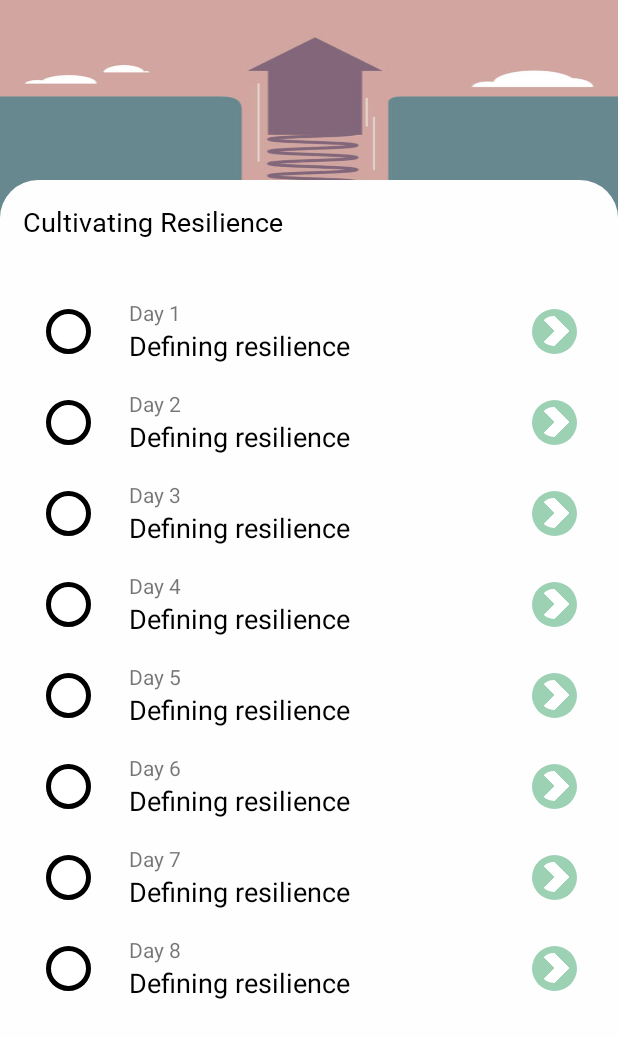
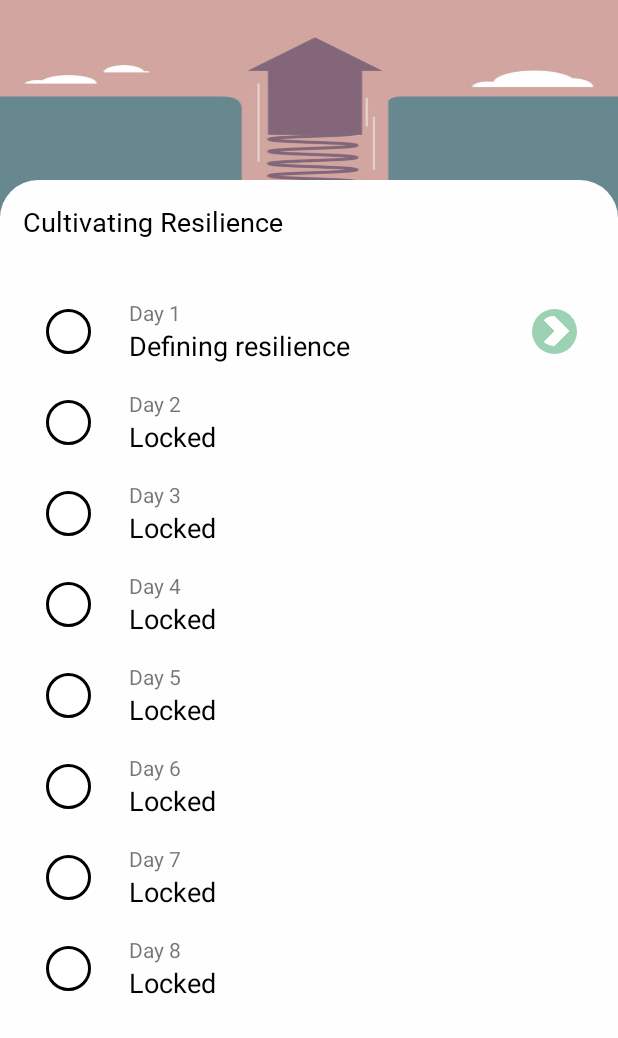
Before and after one commit to SyedAtifAli/MentalHealth, an Android app: the RES_START screen opened directly, with no data from a screen before it, after a tap on an icon or button, on a phone screen of 412 x 824 dp. Shown: the top 1038 px of the screen. Run offline under Robolectric (Android 15) with nearby library versions, the phone set to English and light mode, and no system bars; our stand-ins replace CircleImageView; Roboto replaces fonts that are not available here.

Commit message:
added resiienece day stuff

```diff
--- a/app/src/main/java/com/example/mentalhealth/well_bieng_guide/Resilience/Adapter/RES_daysAdapter.java
+++ b/app/src/main/java/com/example/mentalhealth/well_bieng_guide/Resilience/Adapter/RES_daysAdapter.java
@@ -44,17 +44,33 @@ public class RES_daysAdapter extends RecyclerView.Adapter<RES_daysAdapter.myView
         Resilience_DBHelper helper = new Resilience_DBHelper(context);
         int day = helper.getDay();
 
+
+        if(position < day){
+            holder.check2.setVisibility(View.VISIBLE);
+            holder.dayCount.setText(list.get(position).getDay());
+            holder.dayTitle.setText(list.get(position).getTitle());
+            holder.startDay.setVisibility(View.VISIBLE);
+
+        }
+
+        else if(position == day) {
             holder.dayCount.setText(list.get(position).getDay());
             holder.dayTitle.setText(list.get(position).getTitle());
             holder.startDay.setVisibility(View.VISIBLE);
             holder.startDay.setOnClickListener(new View.OnClickListener() {
                 @Override
                 public void onClick(View v) {
-                    helper.saveDay(1);
+                    helper.saveDay(position+1);
 
                 }
             });
-
+        }
+        else
+        {
+            holder.dayCount.setText(list.get(position).getDay());
+            holder.dayTitle.setText("Locked");
+            holder.startDay.setVisibility(View.GONE);
+        }
 
         helper.close();
     }
@@ -67,7 +83,7 @@ public class RES_daysAdapter extends RecyclerView.Adapter<RES_daysAdapter.myView
 
     class myViewHolder extends RecyclerView.ViewHolder {
 
-        ImageView check;
+        ImageView check , check2;  //check2 is "#9cd1b3" this color bg , setting its visibility as visible will show the tick mark
         TextView dayCount, dayTitle;
         RelativeLayout startDay;
 
@@ -75,6 +91,7 @@ public class RES_daysAdapter extends RecyclerView.Adapter<RES_daysAdapter.myView
             super(itemView);
 
             check = itemView.findViewById(R.id.res_LI_check);
+            check2 = itemView.findViewById(R.id.res_LI_check2);
             dayCount = itemView.findViewById(R.id.days_LI_daysNum);
             dayTitle = itemView.findViewById(R.id.days_LI_title);
             startDay = itemView.findViewById(R.id.res_LI_startDay);
--- /dev/null
+++ b/app/src/main/res/color/green_light.xml
@@ -0,0 +1,4 @@
+<?xml version="1.0" encoding="utf-8"?>
+<selector xmlns:android="http://schemas.android.com/apk/res/android">
+<item android:color="#9cd1b3"/>
+</selector>
--- a/app/src/main/res/layout/res_days_listitem.xml
+++ b/app/src/main/res/layout/res_days_listitem.xml
@@ -2,12 +2,18 @@
 <RelativeLayout xmlns:android="http://schemas.android.com/apk/res/android"
     xmlns:app="http://schemas.android.com/apk/res-auto"
     android:layout_width="match_parent"
-    android:layout_height="wrap_content">
+    android:layout_height="wrap_content"
+    android:layout_marginTop="6dp"
+    android:layout_marginBottom="6dp">
 
     <LinearLayout
         android:layout_width="match_parent"
         android:layout_height="wrap_content"
         android:orientation="horizontal">
+
+        <RelativeLayout
+            android:layout_width="wrap_content"
+            android:layout_height="wrap_content">
 
             <de.hdodenhof.circleimageview.CircleImageView
                 android:id="@+id/res_LI_check"
@@ -16,7 +22,23 @@
                 android:layout_margin="15dp"
                 android:src="@color/white"
                 app:civ_border_color="@color/black"
-            app:civ_border_width="3dp" />
+                app:civ_border_width="2dp" />
+
+            <de.hdodenhof.circleimageview.CircleImageView
+                android:id="@+id/res_LI_check2"
+                android:layout_width="28dp"
+                android:layout_height="28dp"
+                android:layout_centerInParent="true"
+                android:src="#9cd1b3"
+                android:visibility="invisible"/>
+
+            <de.hdodenhof.circleimageview.CircleImageView
+                android:id="@+id/res_LI_check3"
+                android:layout_width="16dp"
+                android:layout_height="16dp"
+                android:layout_centerInParent="true"
+                android:src="@drawable/tick" />
+        </RelativeLayout>
 
         <LinearLayout
             android:layout_width="wrap_content"
@@ -49,19 +71,19 @@
         android:layout_height="wrap_content"
         android:layout_alignParentEnd="true"
         android:layout_centerVertical="true"
-        android:layout_marginEnd="12dp"
-        >
+        android:layout_marginEnd="12dp">
 
         <de.hdodenhof.circleimageview.CircleImageView
             android:layout_width="30dp"
             android:layout_height="30dp"
             android:src="#9cd1b3"
             android:visibility="visible" />
+
         <de.hdodenhof.circleimageview.CircleImageView
             android:layout_width="20dp"
             android:layout_height="20dp"
             android:layout_centerInParent="true"
-            android:src="@drawable/right_arrow"/>
+            android:src="@drawable/right_arrow" />
 
     </RelativeLayout>
 </RelativeLayout>
```
Lines whose indentation alone changed are shown as unchanged.
